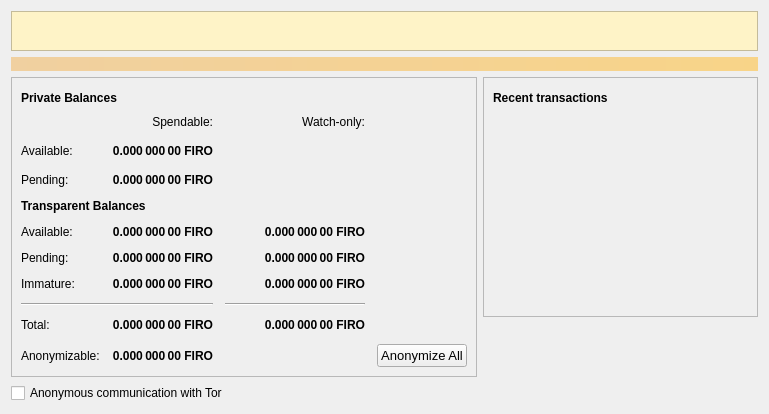
Old version of the form src/qt/forms/overviewpage.ui in the repository firoorg/firo.
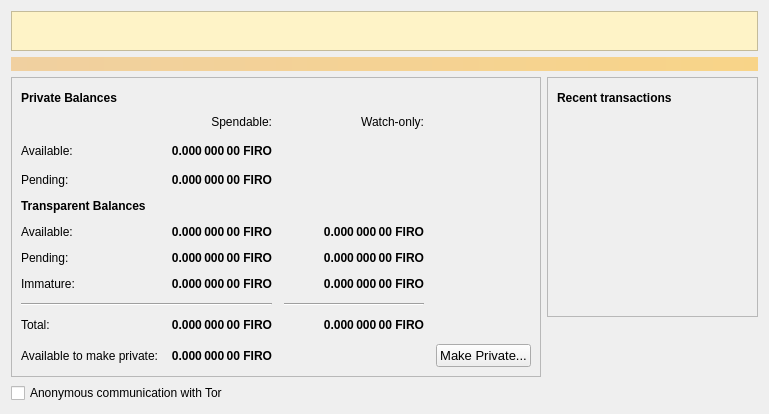
New version of the form. Icons and pictures are not drawn.

Commit message: Qt: Make arbitrary funds private with Spark (#1891)

What changed in the file:
```diff
--- a/src/qt/forms/overviewpage.ui
+++ b/src/qt/forms/overviewpage.ui
@@ -188,7 +188,7 @@
             <item row="16" column="0">
              <widget class="QLabel" name="labelAnonymizableText">
               <property name="text">
-               <string>Anonymizable:</string>
+               <string>Available to make private:</string>
               </property>
              </widget>
             </item>
@@ -483,7 +483,7 @@
               </property>
              </widget>
             </item>
-            <item row="16" column="4">
+            <item row="16" column="3" alignment="Qt::AlignLeft">
              <widget class="QPushButton" name="anonymizeButton">
               <property name="sizePolicy">
                <sizepolicy hsizetype="Minimum" vsizetype="Minimum">
@@ -497,7 +497,7 @@
                </font>
               </property>
               <property name="text">
-               <string>Anonymize All</string>
+               <string>Make Private...</string>
               </property>
              </widget>
             </item>
```
Left out of the diff: 4 changed lines with no effect on the pictures. The commit also changes 14 other files.
